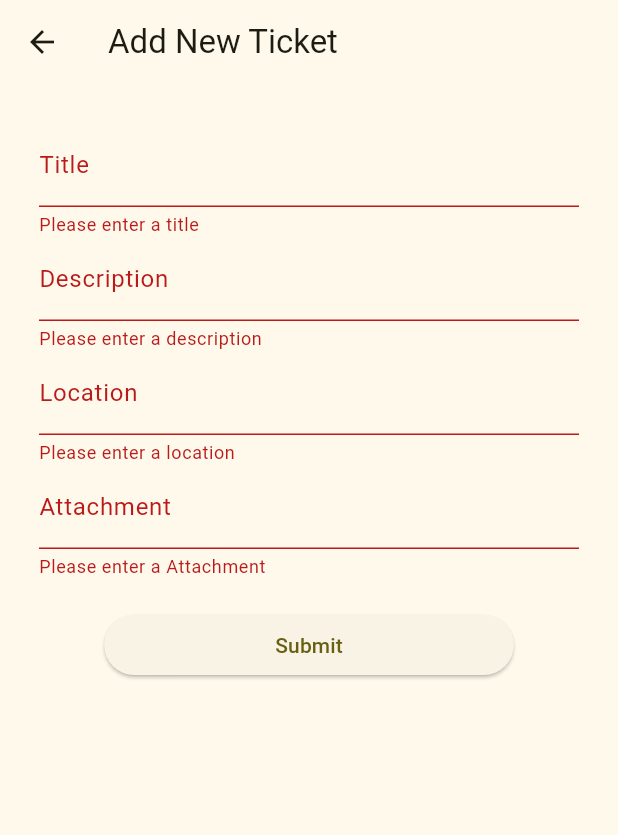
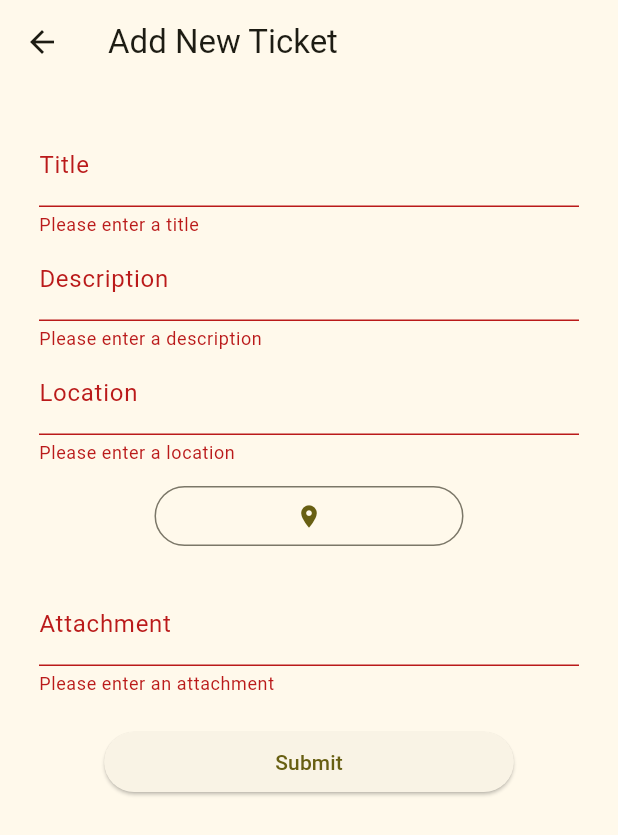
Before and after one commit to AbhijithNellikkat/Machine-Test-1, a Flutter app: the TicketFormScreen screen opened directly, after a tap on "Submit", on a phone screen of 412 x 824 dp. Shown: the top 835 px of the screen. Run offline on Flutter 3.47's test engine with Material 3 defaults, Android fonts, the phone set to English and light mode, and no system bars; our stand-ins replace bloc, cloud_firestore, firebase_core, fluttertoast, geocoding, geolocator; accounts and stored records are empty.

Commit message:
location is saved this is the demo part

```diff
--- a/lib/screens/ticket_form_screen.dart
+++ b/lib/screens/ticket_form_screen.dart
@@ -2,6 +2,9 @@ import 'dart:developer';
 
 import 'package:cloud_firestore/cloud_firestore.dart';
 import 'package:flutter/material.dart';
+import 'package:fluttertoast/fluttertoast.dart';
+import 'package:geocoding/geocoding.dart';
+import 'package:geolocator/geolocator.dart';
 
 class TicketFormScreen extends StatefulWidget {
   const TicketFormScreen({Key? key}) : super(key: key);
@@ -20,21 +23,67 @@ class _TicketFormScreenState extends State<TicketFormScreen> {
   final CollectionReference collectionReference =
       FirebaseFirestore.instance.collection("Tickets");
 
-  void _submitForm() {
+  Position? currentLocation;
+  // late bool servicePermission = false;
+  // late LocationPermission permission;
+
+  String currentAddress = "demo";
+
+  bool isLoading = true;
+
+  Future<void> getCurrentLocation() async {
+    setState(() {
+      isLoading = true; // Set isLoading to true when fetching location
+    });
+
+    LocationPermission permission = await Geolocator.checkPermission();
+
+    if (permission == LocationPermission.denied ||
+        permission == LocationPermission.deniedForever) {
+      Fluttertoast.showToast(
+          msg:
+              "Permission for accessing location is denied, Please go to settings and turn on");
+      Geolocator.requestPermission();
+    } else {
+      Position position = await Geolocator.getCurrentPosition(
+          desiredAccuracy: LocationAccuracy.best);
+
+      List<Placemark> placemarks =
+          await placemarkFromCoordinates(position.latitude, position.longitude);
+
+      if (placemarks.isNotEmpty) {
+        Placemark place = placemarks[0];
+        currentLocation = position;
+        currentAddress =
+            "${place.locality}, ${place.postalCode}, ${place.country}";
+
+        _locationController.text = currentAddress; // Update location text field
+        setState(() {
+          isLoading =
+              false; // Set isLoading to false after location is fetched and text field is updated
+        });
+      }
+    }
+  }
+
+  void _submitForm() async {
     if (_formKey.currentState!.validate()) {
       DateTime now = DateTime.now();
 
       final data = {
         "title": _titleController.text,
         "description": _descriptionController.text,
-        "location": _locationController.text,
+        "location":
+            _locationController.text, // Make sure location is added here
         "reportedDate": now,
         "attachmentUrl": _attachmentController.text
       };
 
-      collectionReference.add(data);
+      await collectionReference.add(data);
+
       log("New Ticket is Created");
 
+      // ignore: use_build_context_synchronously
       Navigator.of(context).pop();
     }
   }
@@ -64,7 +113,7 @@ class _TicketFormScreenState extends State<TicketFormScreen> {
                 ),
                 TextFormField(
                   controller: _descriptionController,
-                  decoration: InputDecoration(labelText: 'Description'),
+                  decoration: const InputDecoration(labelText: 'Description'),
                   validator: (value) {
                     if (value!.isEmpty) {
                       return 'Please enter a description';
@@ -74,7 +123,9 @@ class _TicketFormScreenState extends State<TicketFormScreen> {
                 ),
                 TextFormField(
                   controller: _locationController,
-                  decoration: InputDecoration(labelText: 'Location'),
+                  decoration: const InputDecoration(
+                    labelText: 'Location',
+                  ),
                   validator: (value) {
                     if (value!.isEmpty) {
                       return 'Please enter a location';
@@ -82,22 +133,32 @@ class _TicketFormScreenState extends State<TicketFormScreen> {
                     return null;
                   },
                 ),
+                const SizedBox(height: 10),
+                OutlinedButton(
+                  onPressed: () async {
+                    await getCurrentLocation();
+                  },
+                  child: const Padding(
+                    padding: EdgeInsets.symmetric(horizontal: 70, vertical: 10),
+                    child: Icon(Icons.location_on),
+                  ),
+                ),
+                const SizedBox(height: 20),
                 TextFormField(
                   controller: _attachmentController,
-                  decoration: InputDecoration(labelText: 'Attachment'),
+                  decoration: const InputDecoration(labelText: 'Attachment'),
                   validator: (value) {
                     if (value!.isEmpty) {
-                      return 'Please enter a Attachment';
+                      return 'Please enter an attachment';
                     }
                     return null;
                   },
                 ),
-                SizedBox(height: 20),
+                const SizedBox(height: 20),
                 ElevatedButton(
                   onPressed: _submitForm,
-                  child: Padding(
-                    padding: const EdgeInsets.symmetric(
-                        horizontal: 90, vertical: 10),
+                  child: const Padding(
+                    padding: EdgeInsets.symmetric(horizontal: 90, vertical: 10),
                     child: Text('Submit'),
                   ),
                 ),
--- a/pubspec.yaml
+++ b/pubspec.yaml
@@ -47,6 +47,9 @@ dependencies:
   flutter_spinkit: ^5.2.0
   fluttertoast: ^8.2.4
   intl: ^0.19.0
+  geolocator: ^8.0.1
+  geocoding: ^3.0.0
+
 
 dev_dependencies:
   flutter_test:
```
Also changed, not shown: lib/screens/ticketDetails_screen.dart (added, +53 -0 lines), lib/screens/ticket_list_screen.dart (+10 -4 lines), lib/services/firestore_service.dart (+33 -0 lines), pubspec.lock, 5 other files.
